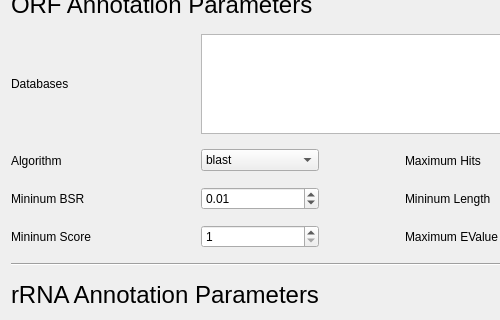
Old version of the form tabs/SettingsTab.ui in the repository hallamlab/MetaPathwaysGUI; both pictures show x 0 to 500 and y 174 to 494 of the 685 by 804 pixel window.
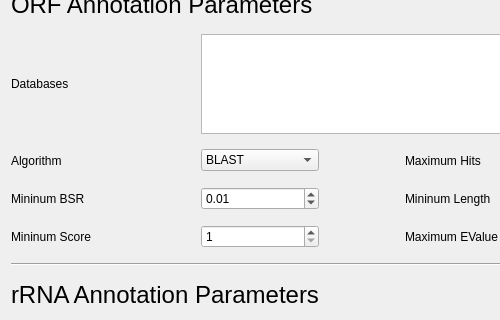
New version of the form.

```diff
--- a/tabs/SettingsTab.ui
+++ b/tabs/SettingsTab.ui
@@ -274,7 +274,7 @@
      </property>
      <item>
       <property name="text">
-       <string>blast</string>
+       <string>BLAST</string>
       </property>
      </item>
      <item>
```
Left out of the diff: 7 changed lines with no effect on the pictures.
